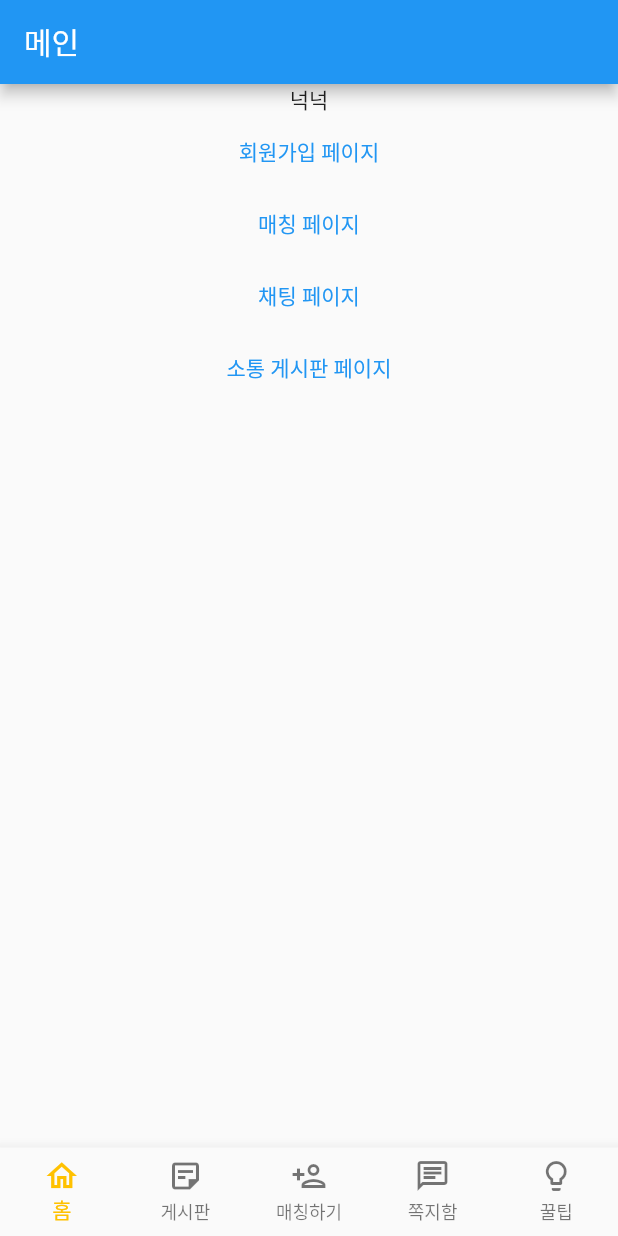
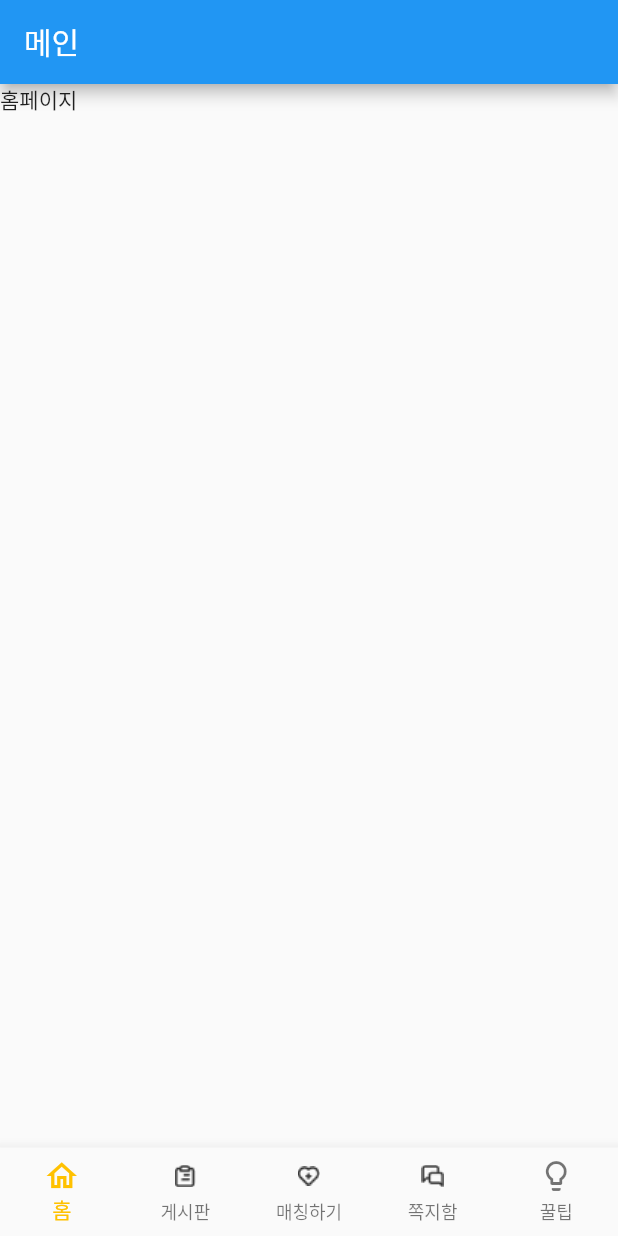
Before and after one commit to ko-inseoklee/CounselingCenter, a Flutter app: the screen it shows after launch, on a phone screen of 412 x 824 dp. Run offline on Flutter 3.47's test engine with Material 2 defaults, Android fonts, the phone set to English and light mode, and no system bars; our stand-ins replace flutter_screenutil, freezed_annotation, get; generated files the repository leaves out were written again.

```diff
--- a/lib/main.dart
+++ b/lib/app.dart
@@ -4,7 +4,7 @@ import 'package:online_counseling_center/view/Login/Login.dart';
 import 'package:online_counseling_center/view/Login/SignUp.dart';
 import 'package:online_counseling_center/view/Matching/Chat.dart';
 import 'package:online_counseling_center/view/Matching/MatchingPage.dart';
-import 'package:online_counseling_center/view/HomePage.dart';
+import 'package:online_counseling_center/view/MainPage.dart';
 import 'package:online_counseling_center/view/Matching/NewMatching.dart';
 import 'package:online_counseling_center/view/Board/BoardPage.dart';
 import 'package:online_counseling_center/view/Board/GenerationBoardPage.dart';
@@ -13,7 +13,7 @@ import 'package:online_counseling_center/color.dart';
 const primaryColor = Colors.white;
 
 void main() => runApp(GetMaterialApp(
-      home: HomePage(),
+      home: MainPage(),
       getPages: [
         GetPage(name: '/matching', page: () => MatchingPage()),
         GetPage(name: '/login', page: () => LogInPage()),
--- a/lib/view/Board/BoardPage.dart
+++ b/lib/view/Board/BoardPage.dart
@@ -12,7 +12,7 @@ class _BoardPageState extends State<BoardPage> {
   @override
   Widget build(BuildContext context) {
     return Scaffold(
-        appBar: AppBar(title: Text('소통 게시판')),
+        // appBar: AppBar(title: Text('소통 게시판')),
         body: Center(
           child: Column(children: [
             Container(height: 100),
--- a/lib/view/HomePage.dart
+++ b/lib/view/HomePage.dart
@@ -1,86 +1,15 @@
-import 'package:flutter/cupertino.dart';
 import 'package:flutter/material.dart';
-import 'package:get/get.dart';
-import 'package:online_counseling_center/color.dart';
-import 'package:online_counseling_center/main.dart';
 
 class HomePage extends StatefulWidget {
-  HomePage({Key? key}) : super(key: key);
+  const HomePage({Key? key}) : super(key: key);
 
   @override
   _HomePageState createState() => _HomePageState();
 }
 
 class _HomePageState extends State<HomePage> {
-
-  // int _currentIndex = 0;
-  // final List<Widget> _children = [Home(), First(), Second()];
-  //
-  // void _onTap(int index) {
-  //   setState(() {
-  //     _currentIndex = index;
-  //   });
-  // }
   @override
   Widget build(BuildContext context) {
-    print('someng logged in!\n');
-    return Scaffold(
-      appBar: AppBar(
-        title: Text('메인'),
-      ),
-      body: Center(
-        child: Column(
-          children: [
-            Text('넉넉'),
-            TextButton(
-                onPressed: () {
-                  Get.toNamed('/sign-up');
-                },
-                child: Text('회원가입 페이지')),
-            TextButton(
-                onPressed: () {
-                  Get.toNamed('/matching');
-                },
-                child: Text('매칭 페이지')),
-            TextButton(
-                onPressed: () {
-                  Get.toNamed('/chat');
-                },
-                child: Text('채팅 페이지')),
-            TextButton(
-                onPressed: () {
-                  Get.toNamed('/board');
-                },
-                child: Text('소통 게시판 페이지'))
-          ],
-        ),
-      ),
-      bottomNavigationBar: BottomNavigationBar(
-        type: BottomNavigationBarType.fixed,
-        selectedItemColor: MainYellow,
-        items: [
-          BottomNavigationBarItem(
-            label: '홈',
-            icon: Icon(Icons.home_outlined),
-          ),
-          BottomNavigationBarItem(
-            label: '게시판',
-            icon: Icon(Icons.sticky_note_2_outlined),
-          ),
-          BottomNavigationBarItem(
-            label: '매칭하기',
-            icon: Icon(Icons.person_add_outlined),
-          ),
-          BottomNavigationBarItem(
-            label: '쪽지함',
-            icon: Icon(Icons.chat_outlined),
-          ),
-          BottomNavigationBarItem(
-            label: '꿀팁',
-            icon: Icon(Icons.lightbulb_outline),
-          ),
-        ],
-      ),
-    );
+    return Container(child: Text('홈페이지'));
   }
 }
--- /dev/null
+++ b/lib/view/MainPage.dart
@@ -0,0 +1,102 @@
+import 'package:flutter/cupertino.dart';
+import 'package:flutter/material.dart';
+import 'package:get/get.dart';
+import 'package:online_counseling_center/color.dart';
+
+import 'package:online_counseling_center/view/Board/BoardPage.dart';
+import 'package:online_counseling_center/view/Matching/MatchingPage.dart';
+import 'package:online_counseling_center/view/Board/MessagePage.dart';
+import 'package:online_counseling_center/view/MainPage.dart';
+import 'package:online_counseling_center/view/Tip/TipPage.dart';
+
+import 'package:online_counseling_center/view/HomePage.dart';
+
+class MainPage extends StatefulWidget {
+  MainPage({Key? key}) : super(key: key);
+
+  @override
+  _MainPageState createState() => _MainPageState();
+}
+
+class _MainPageState extends State<MainPage> {
+  int _currentIndex = 0;
+  final List<Widget> menuList = [
+    HomePage(),
+    BoardPage(),
+    MatchingPage(),
+    MessagePage(),
+    TipPage()
+  ];
+
+  void _onTap(int index) {
+    setState(() {
+      _currentIndex = index;
+    });
+  }
+
+  @override
+  Widget build(BuildContext context) {
+    print('someng logged in!\n');
+    return Scaffold(
+      appBar: AppBar(
+        title: Text('메인'),
+      ),
+      // body: Center(
+      //   child: Column(
+      //     children: [
+      //       Text('넉넉'),
+      //       TextButton(
+      //           onPressed: () {
+      //             Get.toNamed('/sign-up');
+      //           },
+      //           child: Text('회원가입 페이지')),
+      //       TextButton(
+      //           onPressed: () {
+      //             Get.toNamed('/matching');
+      //           },
+      //           child: Text('매칭 페이지')),
+      //       TextButton(
+      //           onPressed: () {
+      //             Get.toNamed('/chat');
+      //           },
+      //           child: Text('채팅 페이지')),
+      //       TextButton(
+      //           onPressed: () {
+      //             Get.toNamed('/board');
+      //           },
+      //           child: Text('소통 게시판 페이지'))
+      //     ],
+      //   ),
+      // ),
+      body: menuList[_currentIndex],
+      bottomNavigationBar: BottomNavigationBar(
+        type: BottomNavigationBarType.fixed,
+        onTap: _onTap,
+        selectedItemColor: MainYellow,
+        currentIndex: _currentIndex,
+        items: [
+          BottomNavigationBarItem(
+            label: '홈',
+            icon: Icon(Icons.home_outlined),
+          ),
+          BottomNavigationBarItem(
+            label: '게시판',
+            icon: ImageIcon(AssetImage("image/boardIcon.png"), color: (_currentIndex == 1) ? MainYellow : Color(0xff333333),)
+          ),
+          BottomNavigationBarItem(
+            label: '매칭하기',
+            icon: ImageIcon(AssetImage("image/matchIcon.png"), color: (_currentIndex == 2) ? MainYellow : Color(0xff333333),)
+          ),
+          BottomNavigationBarItem(
+            label: '쪽지함',
+            icon: ImageIcon(AssetImage("image/messageIcon.png"), color: (_currentIndex == 3) ? MainYellow : Color(0xff333333),)
+          ),
+          BottomNavigationBarItem(
+            label: '꿀팁',
+            icon: Icon(Icons.lightbulb_outline),
+          ),
+        ],
+      ),
+    );
+  }
+}
--- a/lib/view/Matching/MatchingPage.dart
+++ b/lib/view/Matching/MatchingPage.dart
@@ -3,7 +3,7 @@ import 'package:flutter_screenutil/flutter_screenutil.dart';
 import 'package:online_counseling_center/model/user/user.dart';
 import 'package:online_counseling_center/dummy/testUserData.dart';
 import 'package:online_counseling_center/model/match.dart';
-import 'package:online_counseling_center/view/HomePage.dart';
+import 'package:online_counseling_center/view/MainPage.dart';
 import 'package:get/get.dart';
 // import 'package:online_counseling_center/view/Matching/NewMatching.dart';
 import 'package:online_counseling_center/dummy/testMatchingData.dart';
--- a/pubspec.yaml
+++ b/pubspec.yaml
@@ -57,6 +57,10 @@ flutter:
   # assets:
   #   - images/a_dot_burr.jpeg
   #   - images/a_dot_ham.jpeg
+  assets:
+    - image/boardIcon.png
+    - image/matchIcon.png
+    - image/messageIcon.png
 
   # An image asset can refer to one or more resolution-specific "variants", see
   # https://flutter.dev/assets-and-images/#resolution-aware.
```
Also changed, not shown: lib/view/Board/MessagePage.dart (added, +10 -0 lines), lib/view/Tip/TipPage.dart (added, +15 -0 lines), image/boardIcon.png (added), image/matchIcon.png (added), image/messageIcon.png (added).
